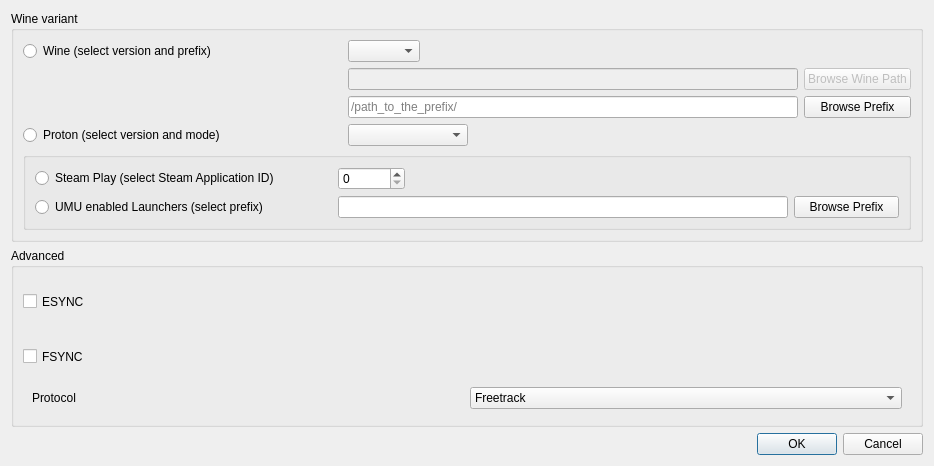
Before: the Qt Designer form proto-wine/ftnoir_winecontrols.ui in opentrack/opentrack, drawn with Qt 5.
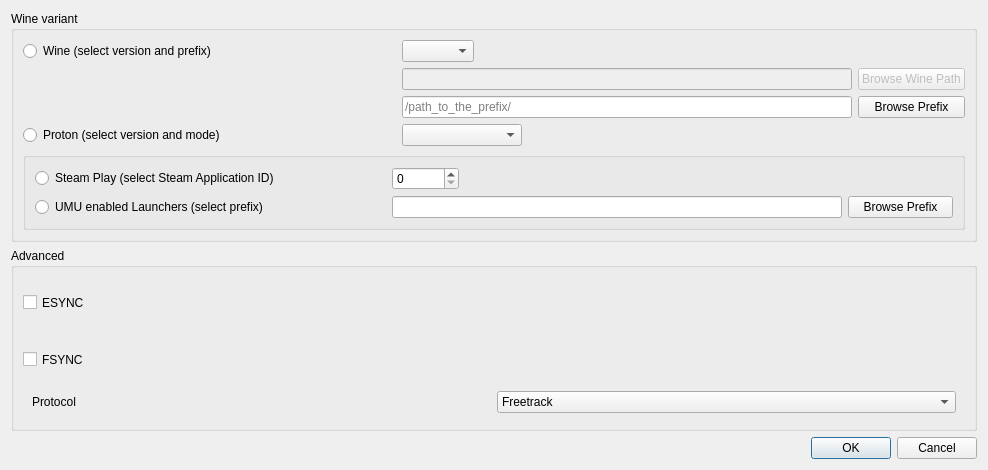
After: the same form once the commit is applied. Icons and pictures are not drawn.

Commit message: Wineprefix - enable non-steam appids in proton_appid textbox

Diff of the .ui file:
```diff
--- a/proto-wine/ftnoir_winecontrols.ui
+++ b/proto-wine/ftnoir_winecontrols.ui
@@ -9,8 +9,8 @@
    <rect>
     <x>0</x>
     <y>0</y>
-    <width>934</width>
-    <height>466</height>
+    <width>988</width>
+    <height>470</height>
    </rect>
   </property>
   <property name="windowTitle">
@@ -176,19 +176,6 @@
       <item row="4" column="0" colspan="2">
        <widget class="QGroupBox" name="proton_subgroup">
         <layout class="QGridLayout" name="gridLayout">
-         <item row="0" column="1">
-          <widget class="QSpinBox" name="proton_appid">
-           <property name="sizePolicy">
-            <sizepolicy hsizetype="Maximum" vsizetype="Preferred">
-             <horstretch>0</horstretch>
-             <verstretch>0</verstretch>
-            </sizepolicy>
-           </property>
-           <property name="maximum">
-            <number>2147483647</number>
-           </property>
-          </widget>
-         </item>
          <item row="0" column="0">
           <widget class="QRadioButton" name="subvariant_steamplay">
            <property name="toolTip">
@@ -248,6 +235,22 @@
            </item>
           </layout>
          </item>
+         <item row="0" column="1">
+          <widget class="QDoubleSpinBox" name="proton_appid">
+           <property name="sizePolicy">
+            <sizepolicy hsizetype="Maximum" vsizetype="Preferred">
+             <horstretch>0</horstretch>
+             <verstretch>0</verstretch>
+            </sizepolicy>
+           </property>
+           <property name="decimals">
+            <number>0</number>
+           </property>
+           <property name="maximum">
+            <double>9007199254740992.000000000000000</double>
+           </property>
+          </widget>
+         </item>
         </layout>
        </widget>
       </item>
```
Left out of the diff: 11 changed lines with no effect on the pictures. The commit also changes 4 other files.
